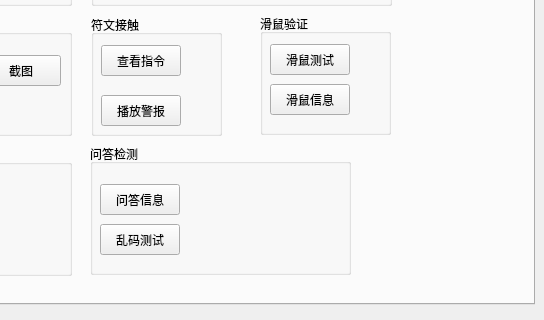
kinvcode/BattleMush, file mainwindow.ui: the form before one commit; both pictures show x 256 to 800 and y 280 to 600 of the 800 by 600 pixel window.
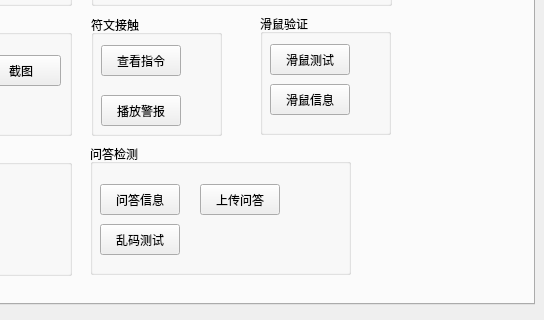
The form after the commit. Custom widgets are drawn as their Qt base class.

What changed in the file:
```diff
--- a/mainwindow.ui
+++ b/mainwindow.ui
@@ -2799,6 +2799,31 @@
             <string>乱码测试</string>
            </property>
           </widget>
+          <widget class="QPushButton" name="pushButton_answerinfo_upload">
+           <property name="geometry">
+            <rect>
+             <x>110</x>
+             <y>40</y>
+             <width>80</width>
+             <height>31</height>
+            </rect>
+           </property>
+           <property name="minimumSize">
+            <size>
+             <width>80</width>
+             <height>31</height>
+            </size>
+           </property>
+           <property name="maximumSize">
+            <size>
+             <width>80</width>
+             <height>31</height>
+            </size>
+           </property>
+           <property name="text">
+            <string>上传问答</string>
+           </property>
+          </widget>
          </widget>
          <widget class="QGroupBox" name="groupBox_11">
           <property name="geometry">
```
